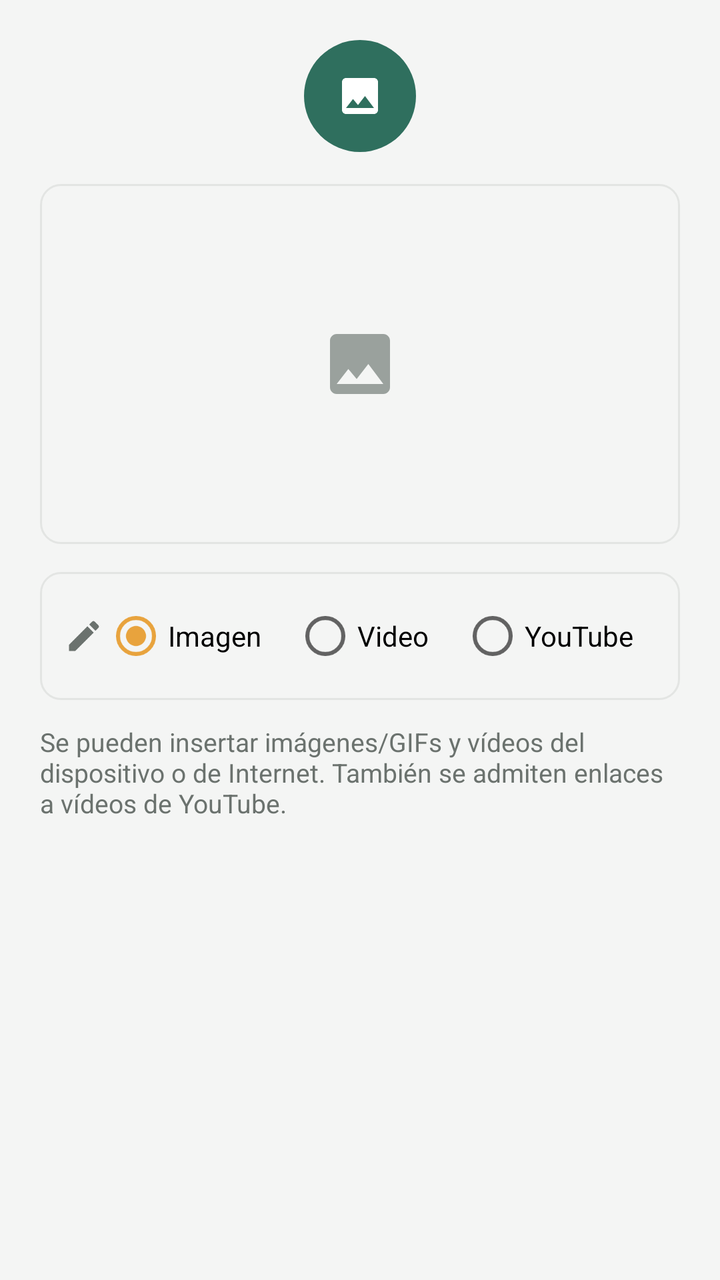
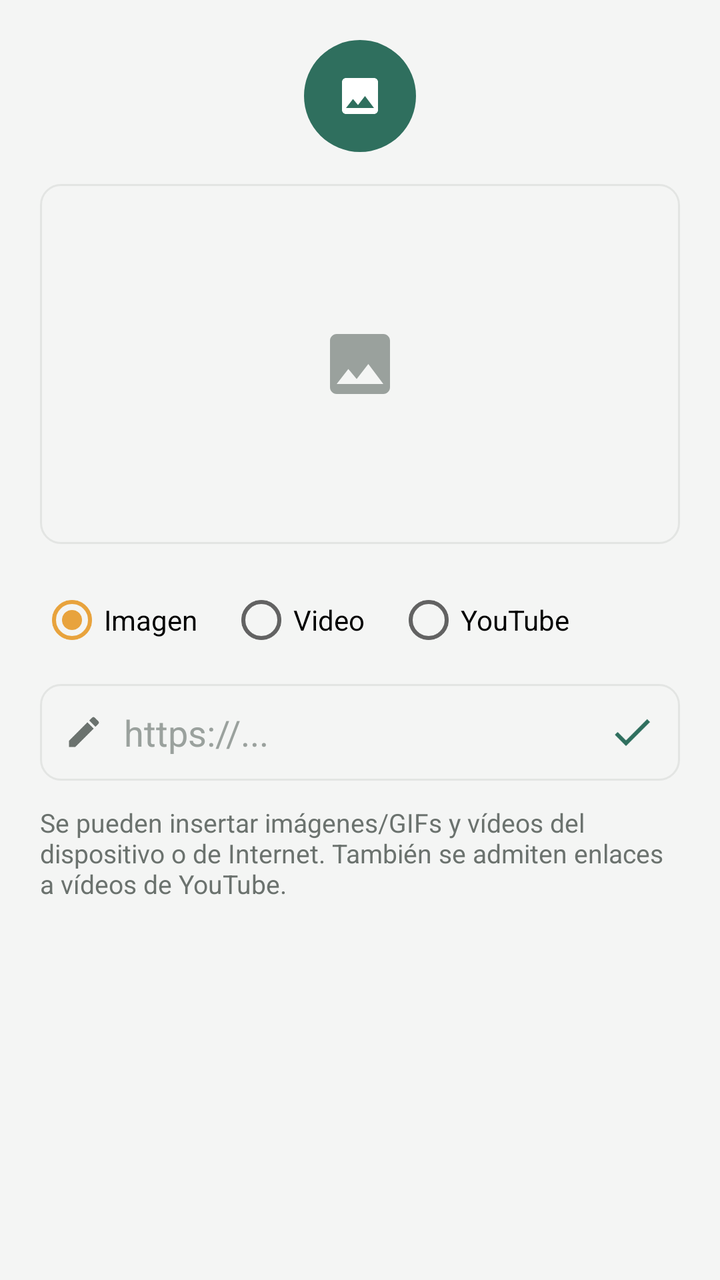

Screens rendered from an Android XML layout before and after an edit, with the pre-edit source and the edit as a unified diff.
<!-- AndroidManifest.xml: application theme Theme.GymFitness -->
<!-- res/layout/dialog_media_picker.xml -->
<?xml version="1.0" encoding="utf-8"?>
<ScrollView xmlns:android="http://schemas.android.com/apk/res/android"
    xmlns:app="http://schemas.android.com/apk/res-auto"
    android:layout_width="match_parent"
    android:layout_height="wrap_content">

    <LinearLayout
        android:layout_width="match_parent"
        android:layout_height="wrap_content"
        android:orientation="vertical"
        android:padding="20dp">

        <ImageButton
            android:id="@+id/btnPickFromDevice"
            android:layout_width="56dp"
            android:layout_height="56dp"
            android:layout_gravity="center_horizontal"
            android:background="@drawable/bg_circle_accent"
            android:contentDescription="@string/media"
            android:src="@drawable/ic_media"
            app:tint="@color/white" />

        <FrameLayout
            android:layout_width="match_parent"
            android:layout_height="180dp"
            android:layout_marginTop="16dp"
            android:background="@drawable/bg_input">

            <ImageView
                android:id="@+id/ivMediaDialogPreview"
                android:layout_width="match_parent"
                android:layout_height="match_parent"
                android:scaleType="centerCrop"
                android:visibility="gone" />

            <ImageView
                android:id="@+id/ivMediaDialogPlaceholder"
                android:layout_width="40dp"
                android:layout_height="40dp"
                android:layout_gravity="center"
                android:src="@drawable/ic_media"
                app:tint="@color/text_hint" />
        </FrameLayout>

        <LinearLayout
            android:layout_width="match_parent"
            android:layout_height="wrap_content"
            android:layout_marginTop="14dp"
            android:background="@drawable/bg_input"
            android:gravity="center_vertical"
            android:orientation="horizontal"
            android:paddingStart="12dp"
            android:paddingEnd="4dp">

            <ImageView
                android:layout_width="20dp"
                android:layout_height="20dp"
                android:src="@drawable/ic_edit"
                app:tint="@color/text_secondary" />

    <RadioGroup
        android:id="@+id/rgMediaType"
        android:layout_width="match_parent"
        android:layout_height="wrap_content"
        android:orientation="horizontal"
        android:layout_marginTop="8dp"
        android:layout_marginBottom="8dp">

        <RadioButton
            android:id="@+id/rbTypeImage"
            android:layout_width="wrap_content"
            android:layout_height="wrap_content"
            android:checked="true"
            android:text="Imagen" />

        <RadioButton
            android:id="@+id/rbTypeVideo"
            android:layout_width="wrap_content"
            android:layout_height="wrap_content"
            android:layout_marginStart="16dp"
            android:text="Video" />

        <RadioButton
            android:id="@+id/rbTypeYoutube"
            android:layout_width="wrap_content"
            android:layout_height="wrap_content"
            android:layout_marginStart="16dp"
            android:text="YouTube" />
    </RadioGroup>

            <EditText
                android:id="@+id/etMediaUrl"
                android:layout_width="0dp"
                android:layout_height="wrap_content"
                android:layout_weight="1"
                android:background="@android:color/transparent"
                android:hint="https://..."
                android:inputType="textUri"
                android:maxLines="1"
                android:paddingStart="10dp"
                android:paddingTop="12dp"
                android:paddingBottom="12dp"
                android:textColor="@color/white"
                android:textColorHint="@color/text_hint" />

            <ImageButton
                android:id="@+id/btnConfirmUrl"
                android:layout_width="40dp"
                android:layout_height="40dp"
                android:background="@android:color/transparent"
                android:src="@drawable/ic_check"
                app:tint="@color/primary" />
        </LinearLayout>

        <TextView
            android:layout_width="match_parent"
            android:layout_height="wrap_content"
            android:layout_marginTop="12dp"
            android:text="@string/media_picker_help"
            android:textColor="@color/text_secondary"
            android:textSize="13sp" />

    </LinearLayout>
</ScrollView>
<!-- resources referenced by this layout -->
<resources>
  <color name="primary">#2F6F5E</color>
  <color name="text_hint">#9AA19D</color>
  <color name="text_secondary">#6B726E</color>
  <color name="white">#FFFFFF</color>
  <!-- drawable bg_circle_accent (drawable) -->
  <shape xmlns:android="http://schemas.android.com/apk/res/android" android:shape="oval">
      <solid android:color="@color/primary"/>
  </shape>
  <!-- drawable bg_input (drawable) -->
  <shape xmlns:android="http://schemas.android.com/apk/res/android" android:shape="rectangle">
      <solid android:color="@color/background"/>
      <corners android:radius="10dp"/>
      <stroke android:width="1dp" android:color="@color/card_stroke"/>
  </shape>
  <!-- drawable ic_check (drawable) -->
  <vector xmlns:android="http://schemas.android.com/apk/res/android"
      android:width="24dp" android:height="24dp" android:viewportWidth="24" android:viewportHeight="24" android:tint="?attr/colorControlNormal">
      <path android:fillColor="#FF000000" android:pathData="M9,16.17L4.83,12l-1.42,1.41L9,19 21,7l-1.41,-1.41z"/>
  </vector>
  <!-- drawable ic_edit (drawable) -->
  <vector xmlns:android="http://schemas.android.com/apk/res/android"
      android:width="24dp" android:height="24dp" android:viewportWidth="24" android:viewportHeight="24" android:tint="?attr/colorControlNormal">
      <path android:fillColor="#FF000000" android:pathData="M3,17.25V21h3.75L17.81,9.94l-3.75,-3.75zM20.71,7.04c0.39,-0.39 0.39,-1.02 0,-1.41l-2.34,-2.34c-0.39,-0.39 -1.02,-0.39 -1.41,0l-1.83,1.83 3.75,3.75z"/>
  </vector>
  <!-- drawable ic_media (drawable) -->
  <vector xmlns:android="http://schemas.android.com/apk/res/android"
      android:width="24dp" android:height="24dp" android:viewportWidth="24" android:viewportHeight="24" android:tint="?attr/colorControlNormal">
      <path android:fillColor="#FF000000" android:pathData="M21,19V5c0,-1.1 -0.9,-2 -2,-2H5c-1.1,0 -2,0.9 -2,2v14c0,1.1 0.9,2 2,2h14c1.1,0 2,-0.9 2,-2zM8.5,13.5l2.5,3.01L14.5,12l4.5,6H5z"/>
  </vector>
  <string name="media">Media</string>
  <string name="media_picker_help">Se pueden insertar imágenes/GIFs y vídeos del dispositivo o de Internet. También se admiten enlaces a vídeos de YouTube.</string>
  <style name="Theme.GymFitness" parent="Theme.MaterialComponents.DayNight.NoActionBar">
          <item name="colorPrimary">@color/primary</item>
          <item name="colorPrimaryDark">@color/primary_dark</item>
          <item name="colorAccent">@color/accent</item>
          <item name="android:windowBackground">@color/background</item>
          <item name="android:statusBarColor">@color/surface</item>
          <item name="android:windowLightStatusBar">true</item>
      </style>
  <color name="background">#F4F5F4</color>
  <color name="card_stroke">#E3E5E3</color>
  <color name="primary_dark">#1F4F42</color>
  <color name="accent">#E8A33D</color>
  <color name="surface">#FFFFFF</color>
</resources>

<!-- the commit's change to res/layout/dialog_media_picker.xml (unified diff, before → after) -->
@@ -42,10 +42,40 @@
                 app:tint="@color/text_hint" />
         </FrameLayout>
 
+        
+        <RadioGroup
+            android:id="@+id/rgMediaType"
+            android:layout_width="wrap_content"
+            android:layout_height="wrap_content"
+            android:layout_marginTop="14dp"
+            android:orientation="horizontal">
+
+            <RadioButton
+                android:id="@+id/rbTypeImage"
+                android:layout_width="wrap_content"
+                android:layout_height="wrap_content"
+                android:checked="true"
+                android:text="Imagen" />
+
+            <RadioButton
+                android:id="@+id/rbTypeVideo"
+                android:layout_width="wrap_content"
+                android:layout_height="wrap_content"
+                android:layout_marginStart="16dp"
+                android:text="Video" />
+
+            <RadioButton
+                android:id="@+id/rbTypeYoutube"
+                android:layout_width="wrap_content"
+                android:layout_height="wrap_content"
+                android:layout_marginStart="16dp"
+                android:text="YouTube" />
+        </RadioGroup>
+
         <LinearLayout
             android:layout_width="match_parent"
             android:layout_height="wrap_content"
-            android:layout_marginTop="14dp"
+            android:layout_marginTop="8dp"
             android:background="@drawable/bg_input"
             android:gravity="center_vertical"
             android:orientation="horizontal"
@@ -57,36 +87,6 @@
                 android:layout_height="20dp"
                 android:src="@drawable/ic_edit"
                 app:tint="@color/text_secondary" />
-
-    <RadioGroup
-        android:id="@+id/rgMediaType"
-        android:layout_width="match_parent"
-        android:layout_height="wrap_content"
-        android:orientation="horizontal"
-        android:layout_marginTop="8dp"
-        android:layout_marginBottom="8dp">
-
-        <RadioButton
-            android:id="@+id/rbTypeImage"
-            android:layout_width="wrap_content"
-            android:layout_height="wrap_content"
-            android:checked="true"
-            android:text="Imagen" />
-
-        <RadioButton
-            android:id="@+id/rbTypeVideo"
-            android:layout_width="wrap_content"
-            android:layout_height="wrap_content"
-            android:layout_marginStart="16dp"
-            android:text="Video" />
-
-        <RadioButton
-            android:id="@+id/rbTypeYoutube"
-            android:layout_width="wrap_content"
-            android:layout_height="wrap_content"
-            android:layout_marginStart="16dp"
-            android:text="YouTube" />
-    </RadioGroup>
 
             <EditText
                 android:id="@+id/etMediaUrl"
